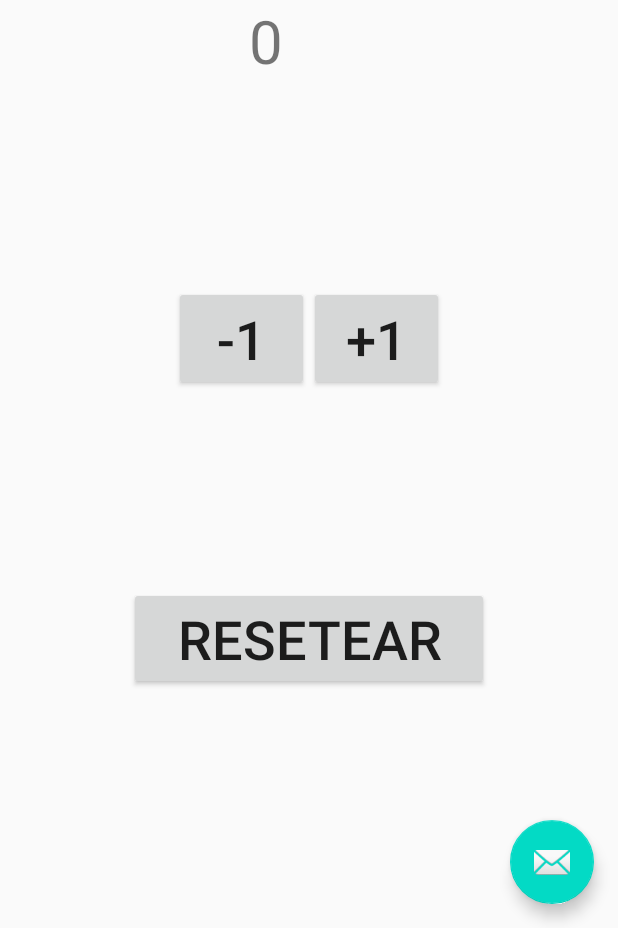
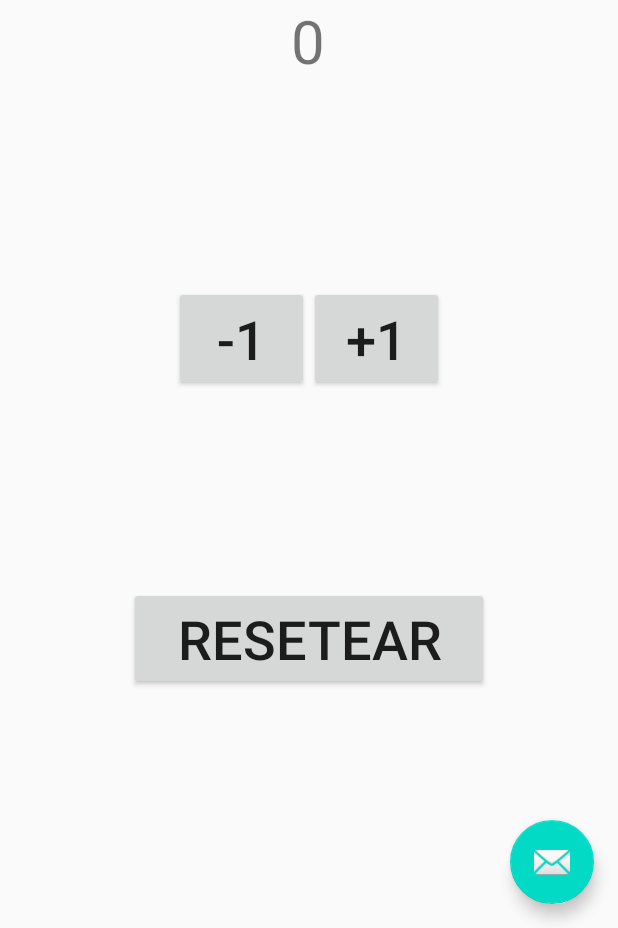
Before and after one commit to MiRA011/7BlueDogs, an Android app: the screen it shows after launch (MainActivity), after a tap on "RESETEAR", on a phone screen of 412 x 824 dp, the part 308-1236 px from its top. Run offline under Robolectric (Android 15) with nearby library versions, the light colour scheme and no system bars.

Commit message:
ahora los numeros se centran

```diff
--- a/Contador/app/src/main/res/layout/content_main.xml
+++ b/Contador/app/src/main/res/layout/content_main.xml
@@ -78,6 +78,7 @@
             android:layout_height="69dp"
             android:layout_marginStart="0dp"
             android:layout_marginTop="0dp"
+            android:textAlignment="center"
             android:textSize="40sp" />
 
     </LinearLayout>
```
